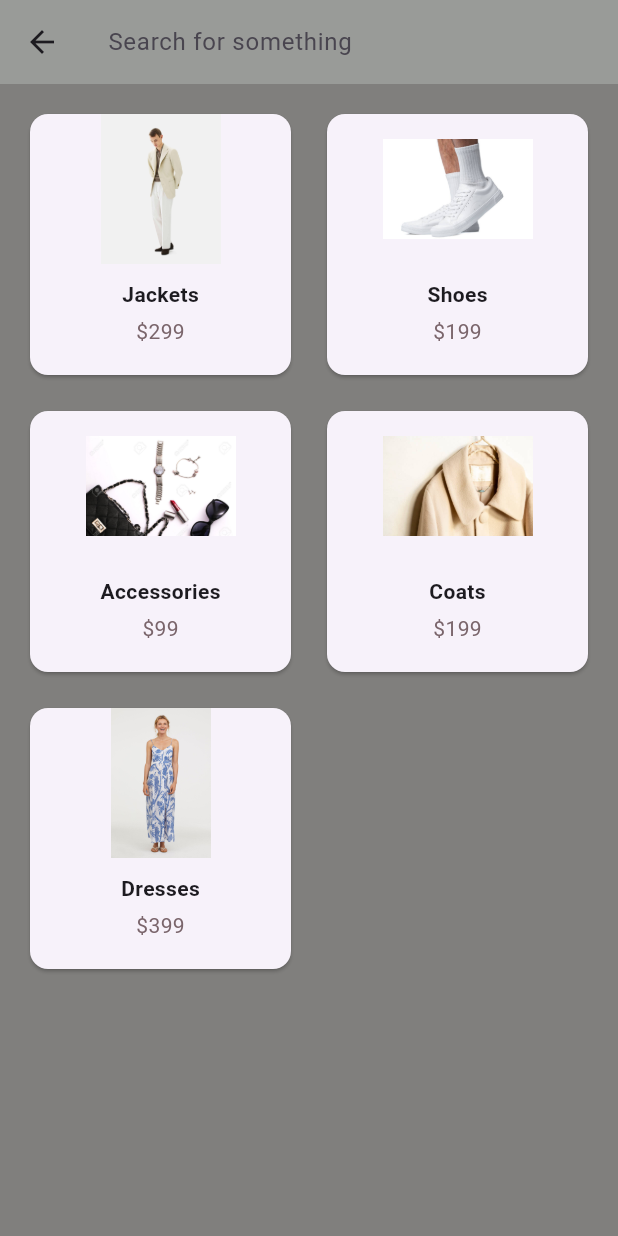
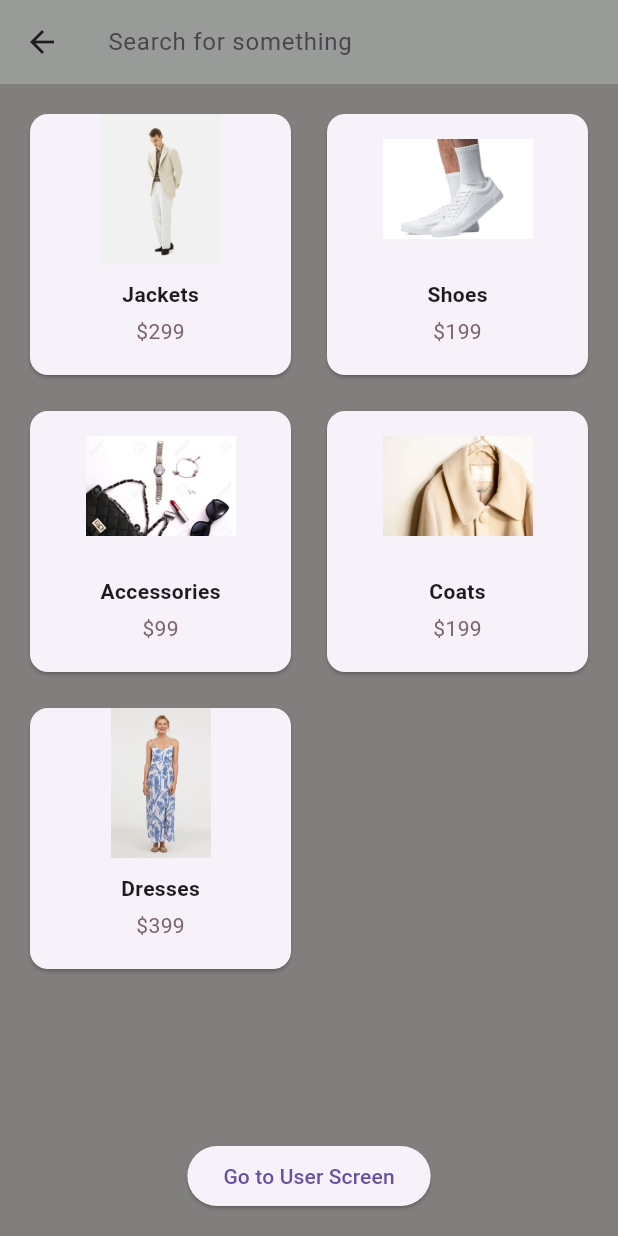
Before and after one commit to pinktoothbrush123/hipsterz_apparel, a Flutter app: the screen it shows after launch, after a tap on "Login", on a phone screen of 412 x 824 dp. Run offline on Flutter 3.47's test engine with Material 3 defaults, Android fonts, the phone set to English and light mode, and no system bars; our stand-ins replace google_fonts; network calls fail.

```diff
--- a/lib/main.dart
+++ b/lib/main.dart
@@ -2,9 +2,10 @@ import 'package:flutter/material.dart';
 import 'package:hipsterz_apparel/screens/catalog_screen.dart';
 import 'package:hipsterz_apparel/screens/login_screen.dart';
 import 'package:hipsterz_apparel/screens/signup_screen.dart';
+import 'package:hipsterz_apparel/screens/user_screen.dart';
 
 void main() {
-  runApp(HipsterzApp());
+  runApp(const HipsterzApp());
 }
 
 class HipsterzApp extends StatelessWidget {
@@ -16,9 +17,10 @@ class HipsterzApp extends StatelessWidget {
       debugShowCheckedModeBanner: false,
       initialRoute: '/',
       routes: {
-        '/': (context) => LoginScreen(),
-        '/catalog': (context) => CatalogScreen(),
-        '/signup': (context) => SignUpScreen(),
+        '/': (context) => const LoginScreen(),
+        '/catalog': (context) => const CatalogScreen(),
+        '/signup': (context) => const SignUpScreen(),
+        '/user': (context) => UserScreen(),
       },
     );
   }
--- a/lib/screens/catalog_screen.dart
+++ b/lib/screens/catalog_screen.dart
@@ -38,6 +38,13 @@ class CatalogScreen extends StatelessWidget {
                 ],
               ),
             ),
+            // Add the button here
+            ElevatedButton(
+              onPressed: () {
+                Navigator.pushNamed(context, '/user');
+              },
+              child: const Text('Go to User Screen'),
+            ),
           ],
         ),
       ),
```
Also changed, not shown: lib/screens/user_screen.dart (added, +106 -0 lines).
